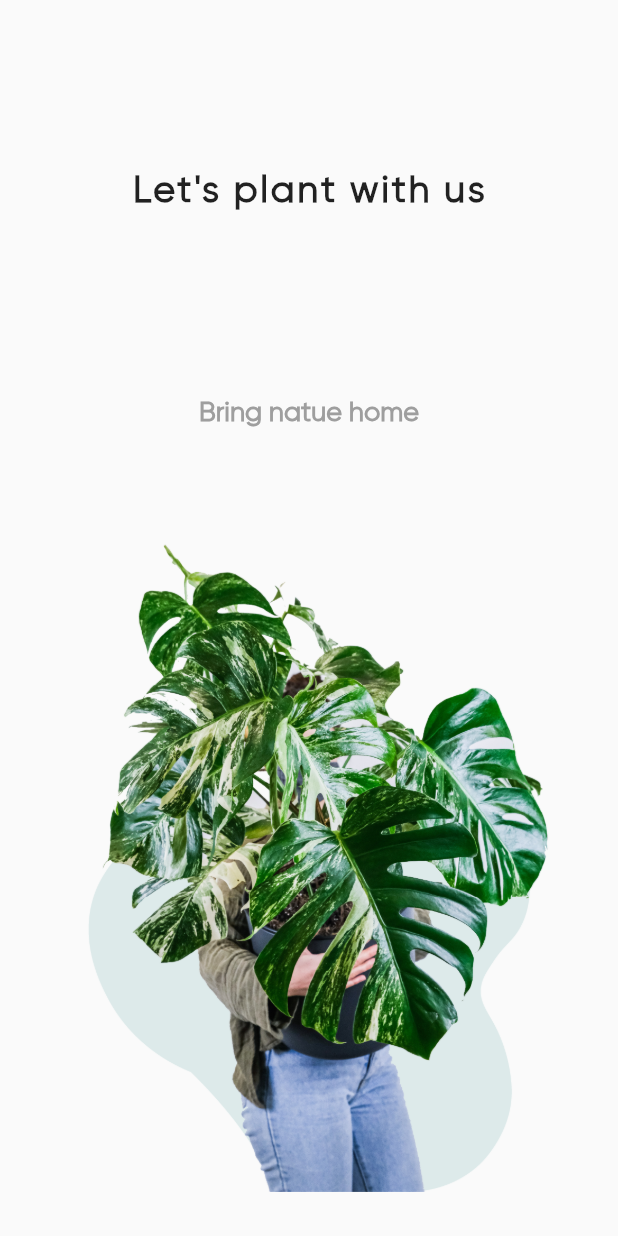
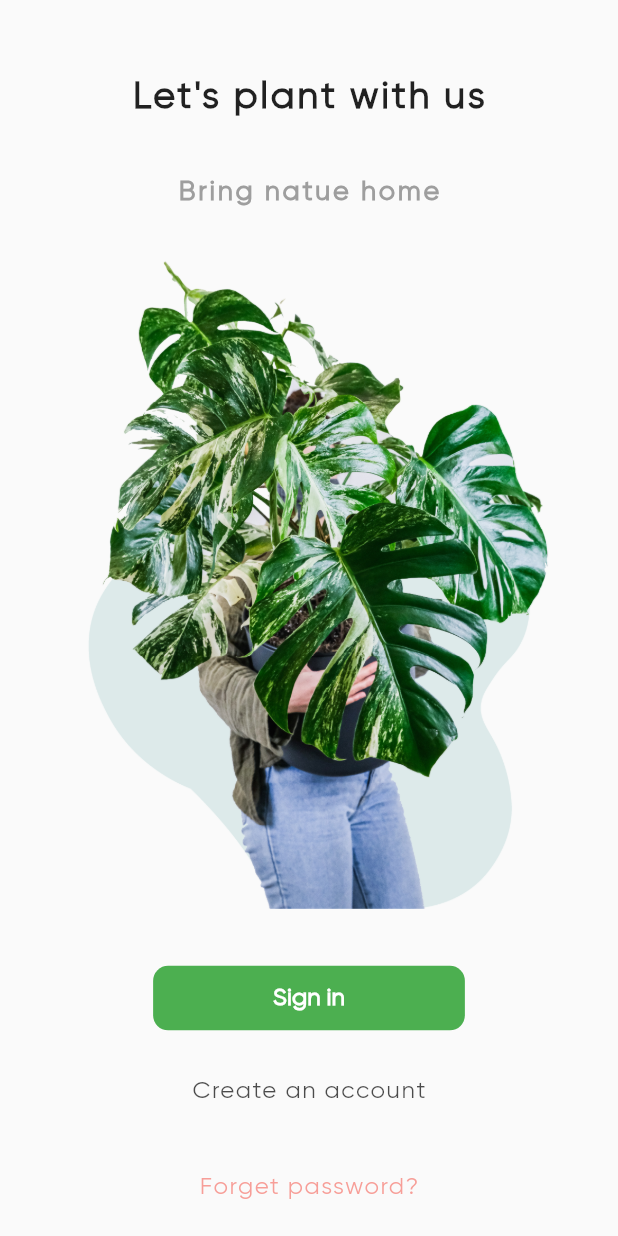
Before and after one commit to Md-Moniruzzaman/Flutter_BuyPlant_App, a Flutter app: the screen it shows after launch, on a phone screen of 412 x 824 dp. Run offline on Flutter 3.47's test engine with Material 2 defaults, Android fonts, the phone set to English and light mode, and no system bars.

Commit message:
complete splash page design

```diff
--- a/lib/pages/splash_page.dart
+++ b/lib/pages/splash_page.dart
@@ -33,13 +33,54 @@ class _SplashPageState extends State<SplashPage> {
               style: TextStyle(
                   fontSize: 18,
                   color: Colors.grey,
-                  fontWeight: FontWeight.w600),
+                  fontWeight: FontWeight.w600,
+                  letterSpacing: 1.8),
             ),
             SizedBox(
               height: 450,
               width: 450,
               child: Image.asset('assets/images/Asset1.png'),
-            )
+            ),
+            const SizedBox(
+              height: 5,
+            ),
+            GestureDetector(
+              onTap: () {},
+              child: Container(
+                padding: const EdgeInsets.symmetric(
+                    horizontal: 80.0, vertical: 12.0),
+                decoration: BoxDecoration(
+                    color: Colors.green,
+                    borderRadius: BorderRadius.circular(10)),
+                child: const Text(
+                  'Sign in',
+                  style: TextStyle(
+                      color: Colors.white,
+                      fontSize: 16,
+                      fontWeight: FontWeight.bold),
+                ),
+              ),
+            ),
+            TextButton(
+              onPressed: () {},
+              child: Text(
+                'Create an account',
+                style: TextStyle(
+                    fontSize: 16,
+                    color: Colors.black.withOpacity(.7),
+                    letterSpacing: 1),
+              ),
+            ),
+            TextButton(
+              onPressed: () {},
+              child: Text(
+                'Forget password?',
+                style: TextStyle(
+                    fontSize: 16,
+                    color: Colors.red.withOpacity(.5),
+                    letterSpacing: 1),
+              ),
+            ),
           ],
         ),
       ),
```
